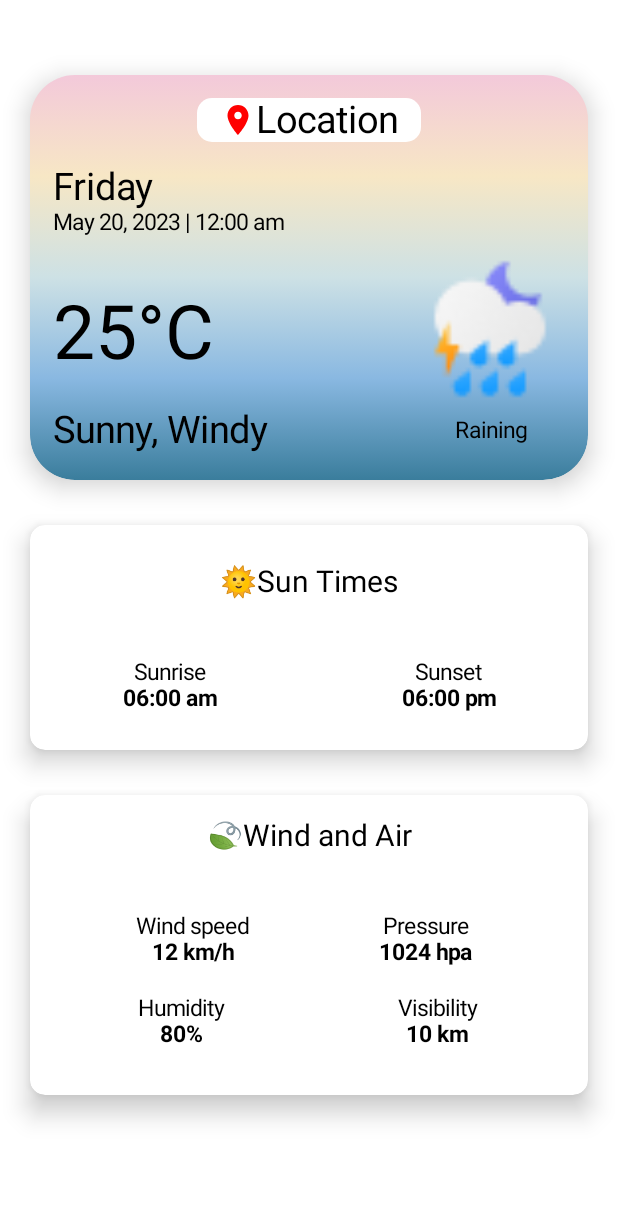
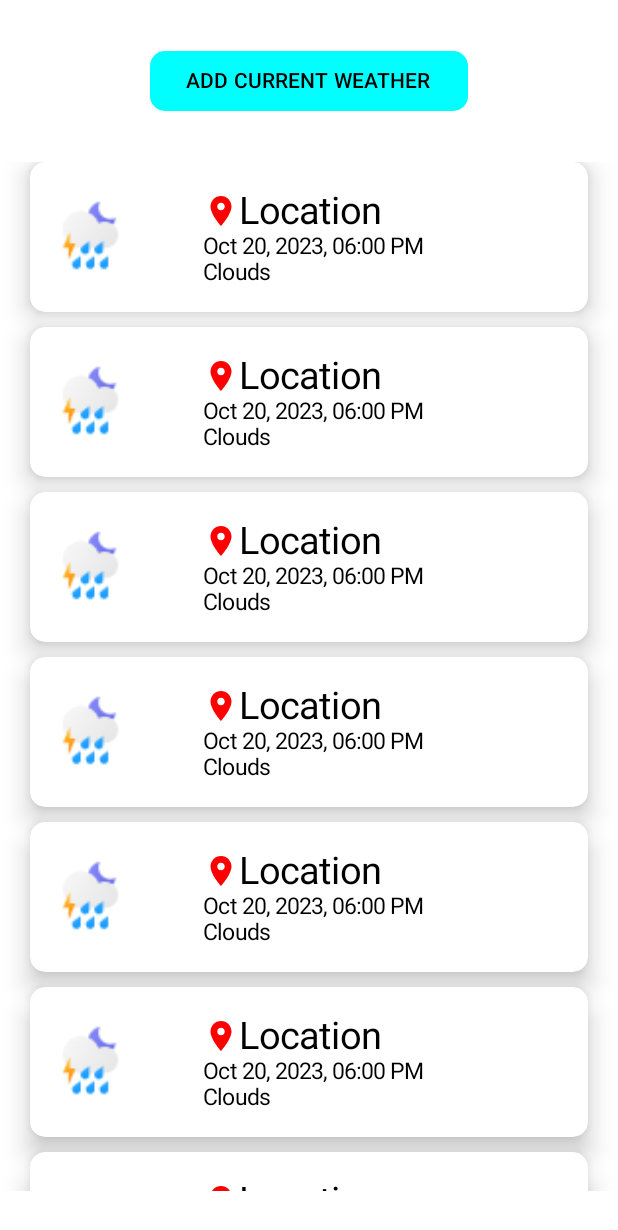
Before and after one commit to Len25206/weather-app-seven, an Android app built with Jetpack Compose: the screen it shows after launch (MainActivity), on a phone screen of 412 x 824 dp. Shown: the top 1230 px of the screen. Run offline under Robolectric (Android 15) with nearby library versions, the phone set to English and light mode, and no system bars.

Commit message:
feat: Add weather history screen
Introduces a new `WeatherHistory` screen to display a list of past weather records.

This includes the following changes:
- Adds a new `WeatherHistory.kt` file containing the `WeatherHistory` and `WeatherItem` composables.
- The `WeatherHistory` screen features an "ADD CURRENT WEATHER" button and a `LazyColumn` to display weather items.
- The `WeatherItem` composable displays details for a single weather record, including an icon, location, date, time, and weather description.
- Updates `MainActivity` to display the new `WeatherHistory` screen instead of the `Dashboard`.

```diff
--- a/app/src/main/java/com/exam/weather_app_seven/MainActivity.kt
+++ b/app/src/main/java/com/exam/weather_app_seven/MainActivity.kt
@@ -12,6 +12,7 @@ import androidx.compose.runtime.Composable
 import androidx.compose.ui.Modifier
 import androidx.compose.ui.tooling.preview.Preview
 import com.exam.weather_app_seven.application.Dashboard
+import com.exam.weather_app_seven.application.WeatherHistory
 import com.exam.weather_app_seven.ui.theme.WeatherappsevenTheme
 
 class MainActivity : ComponentActivity() {
@@ -19,7 +20,8 @@ class MainActivity : ComponentActivity() {
         super.onCreate(savedInstanceState)
         enableEdgeToEdge()
         setContent {
-            Dashboard()
+//            Dashboard()
+            WeatherHistory()
         }
     }
 }
--- /dev/null
+++ b/app/src/main/java/com/exam/weather_app_seven/application/WeatherHistory.kt
@@ -0,0 +1,155 @@
+package com.exam.weather_app_seven.application
+
+import androidx.compose.foundation.Image
+import androidx.compose.foundation.background
+import androidx.compose.foundation.layout.Arrangement
+import androidx.compose.foundation.layout.Column
+import androidx.compose.foundation.layout.Row
+import androidx.compose.foundation.layout.Spacer
+import androidx.compose.foundation.layout.fillMaxSize
+import androidx.compose.foundation.layout.fillMaxWidth
+import androidx.compose.foundation.layout.height
+import androidx.compose.foundation.layout.padding
+import androidx.compose.foundation.layout.size
+import androidx.compose.foundation.layout.width
+import androidx.compose.foundation.lazy.LazyColumn
+import androidx.compose.foundation.shape.RoundedCornerShape
+import androidx.compose.material.icons.Icons
+import androidx.compose.material.icons.filled.LocationOn
+import androidx.compose.material3.Button
+import androidx.compose.material3.ButtonColors
+import androidx.compose.material3.Icon
+import androidx.compose.material3.Text
+import androidx.compose.runtime.Composable
+import androidx.compose.ui.Alignment
+import androidx.compose.ui.Modifier
+import androidx.compose.ui.draw.shadow
+import androidx.compose.ui.graphics.Color
+import androidx.compose.ui.res.painterResource
+import androidx.compose.ui.text.TextStyle
+import androidx.compose.ui.tooling.preview.Preview
+import androidx.compose.ui.unit.dp
+import androidx.compose.ui.unit.sp
+import com.exam.weather_app_seven.R
+
+@Preview
+@Composable
+fun WeatherHistory() {
+    Column(
+        modifier = Modifier
+            .fillMaxSize()
+            .background(Color.White)
+            .padding(
+                vertical = 30.dp,
+                horizontal = 20.dp
+            ),
+        horizontalAlignment = Alignment.CenterHorizontally,
+        verticalArrangement = Arrangement.Top
+    ) {
+        Button(
+            onClick = { /*TODO*/ },
+            colors = ButtonColors(
+                containerColor = Color.Cyan,
+                contentColor = Color.Black,
+                disabledContainerColor = Color.White,
+                disabledContentColor = Color.Black
+            ),
+            shape = RoundedCornerShape(10.dp)
+        ) {
+            Text(
+                text = "ADD CURRENT WEATHER",
+            )
+        }
+        Spacer(
+            modifier = Modifier
+                .fillMaxWidth()
+                .height(30.dp)
+        )
+        LazyColumn(){
+            items(10){
+                WeatherItem()
+                Spacer(
+                    modifier = Modifier
+                        .fillMaxWidth()
+                        .height(10.dp)
+                )
+            }
+        }
+    }
+}
+
+@Preview
+@Composable
+fun WeatherItem() {
+    Column(
+        modifier = Modifier
+            .fillMaxWidth()
+            .height(100.dp)
+            .shadow(
+                10.dp,
+                shape = RoundedCornerShape(10.dp)
+            )
+            .background(
+                Color.White,
+                shape = RoundedCornerShape(10.dp)
+            )
+            .padding(horizontal = 15.dp),
+        horizontalAlignment = Alignment.CenterHorizontally,
+        verticalArrangement = Arrangement.Center
+    ) {
+        Row(
+            modifier = Modifier.fillMaxWidth(),
+            verticalAlignment = Alignment.CenterVertically,
+            horizontalArrangement = Arrangement.SpaceBetween
+        ) {
+            Image(
+                painter = painterResource(id = R.mipmap.night_thuder_rain),
+                contentDescription = null,
+                modifier = Modifier
+                    .size(50.dp),
+            )
+            Spacer(
+                modifier = Modifier
+                    .width(50.dp)
+            )
+            Column(
+                modifier = Modifier.weight(1f),
+                horizontalAlignment = Alignment.Start,
+                verticalArrangement = Arrangement.Center
+            ) {
+                Row(
+                    modifier = Modifier.fillMaxWidth(),
+                    verticalAlignment = Alignment.CenterVertically,
+                    horizontalArrangement = Arrangement.Start
+                ) {
+                    Icon(
+                        imageVector = Icons.Default.LocationOn,
+                        contentDescription = null,
+                        tint = Color.Red,
+                    )
+                    Text(
+                        text = "Location",
+                        style = TextStyle(
+                            fontSize = 25.sp,
+                            color = Color.Black
+                        )
+                    )
+                }
+                Text(
+                    text = "Oct 20, 2023, 06:00 PM",
+                    style = TextStyle(
+                        fontSize = 15.sp,
+                        color = Color.Black
+                    )
+                )
+                Text(
+                    text = "Clouds",
+                    style = TextStyle(
+                        fontSize = 15.sp,
+                        color = Color.Black
+                    )
+                )
+            }
+        }
+    }
+}
```
